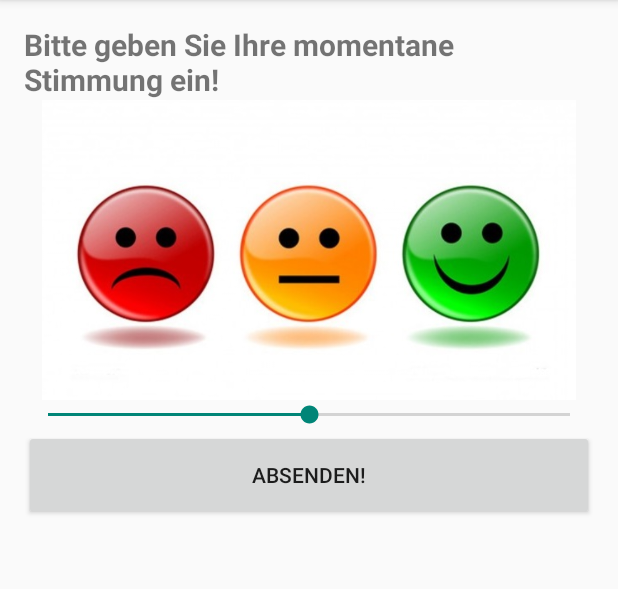
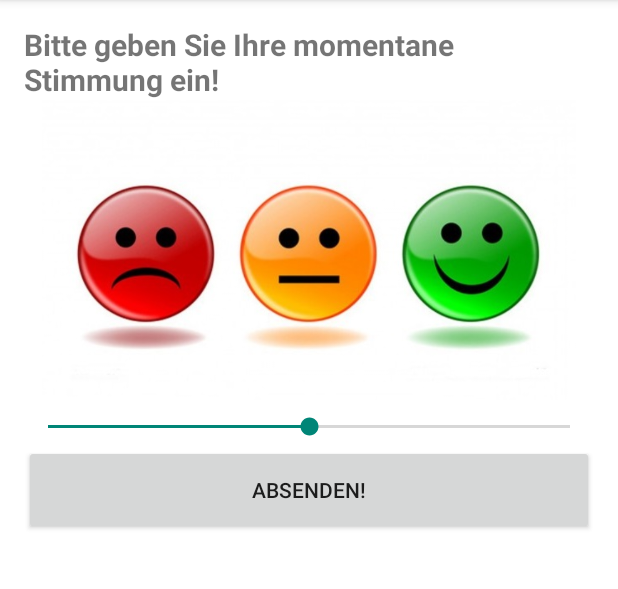
Before and after one commit to daschwin/Moodi, an Android app: the screen it shows after launch (MainActivity), on a phone screen of 412 x 824 dp, the part 84-673 px from its top. Run offline under Robolectric (Android 15) with nearby library versions, the phone set to English and light mode, and no system bars.

Commit message:
Kleine Schönheitsoperationen

```diff
--- a/app/src/main/java/de/moodi/StimmungserfassungFragment.java
+++ b/app/src/main/java/de/moodi/StimmungserfassungFragment.java
@@ -12,7 +12,6 @@ import android.content.IntentFilter;
 import android.content.SharedPreferences;
 import android.net.ConnectivityManager;
 import android.net.NetworkInfo;
-import android.os.AsyncTask;
 import android.os.Bundle;
 import android.preference.PreferenceManager;
 import android.support.v4.app.Fragment;
@@ -23,7 +22,6 @@ import android.widget.Button;
 import android.widget.SeekBar;
 import android.widget.Toast;
 
-import java.sql.Timestamp;
 import java.util.ArrayList;
 import java.util.Date;
 import java.util.List;
@@ -31,7 +29,7 @@ import java.util.List;
 import de.moodi.model.Mood;
 
 public class StimmungserfassungFragment extends Fragment {
-
+    //storage for moods sent without Network connection
     List<Mood> storedMoods = new ArrayList<>();
 
     private static final String TAG = "StimmungserfassungFragment";
--- a/app/src/main/res/layout/fragment_stimmungserfassung.xml
+++ b/app/src/main/res/layout/fragment_stimmungserfassung.xml
@@ -3,21 +3,21 @@
     xmlns:tools="http://schemas.android.com/tools"
     android:layout_width="match_parent"
     android:layout_height="match_parent"
+    android:background="@android:color/background_light"
+    android:orientation="vertical"
+    android:paddingBottom="@dimen/activity_vertical_margin"
     android:paddingLeft="@dimen/activity_horizontal_margin"
     android:paddingRight="@dimen/activity_horizontal_margin"
     android:paddingTop="@dimen/activity_vertical_margin"
-    android:paddingBottom="@dimen/activity_vertical_margin"
-    tools:context=".StimmungserfassungFragment"
-    android:orientation="vertical">>
+    tools:context=".StimmungserfassungFragment">>
 
     <TextView
         android:id="@+id/text_start"
-        android:text="@string/start_text"
         android:layout_width="wrap_content"
         android:layout_height="wrap_content"
+        android:text="@string/start_text"
         android:textSize="20dp"
-        android:textStyle="bold"
-        />
+        android:textStyle="bold" />
 
     <ImageView
         android:id="@+id/icon_stimmung"
@@ -28,9 +28,10 @@
     <SeekBar
         android:id="@+id/seekBar_stimmung"
         android:layout_width="match_parent"
-        android:layout_height="20dp"
+        android:layout_height="30dp"
         android:layout_gravity="bottom"
         android:max="100"
+        android:paddingTop="5dp"
         android:progress="50" />
 
     <Button
```
